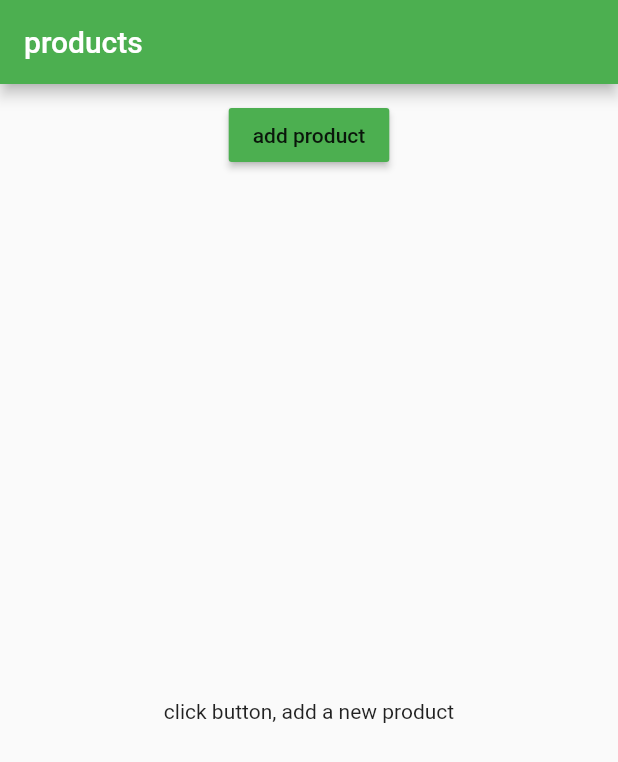
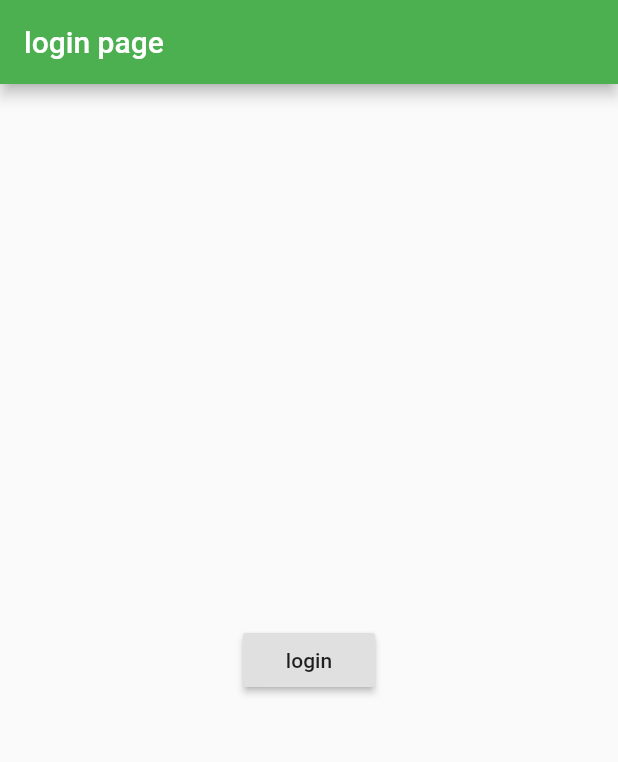
Before and after one commit to github-liuzhao/my-flutter-app-demo, a Flutter app: the screen it shows after launch, on a phone screen of 412 x 824 dp. Shown: the top 762 px of the screen. Run offline on Flutter 3.47's test engine with Material 2 defaults, Android fonts, the phone set to English and light mode, and no system bars.

Commit message:
multi pages & info pass

```diff
--- a/lib/main.dart
+++ b/lib/main.dart
@@ -1,6 +1,6 @@
 import 'package:flutter/material.dart';
 // import 'package:flutter/rendering.dart';
-import './pages/home.dart';
+import './pages/auth.dart';
 
 void main() {
   // debugPaintSizeEnabled = true;
@@ -14,13 +14,14 @@ class MyApp extends StatelessWidget {
   @override
   Widget build(BuildContext context) {
     return MaterialApp(
+      // MaterialApp is the wrapper for entire app
       // debugShowMaterialGrid: true,
       theme: ThemeData(
         brightness: Brightness.light,
         primaryColor: Colors.green,
         accentColor: Colors.greenAccent
       ),
-      home: HomePage()
+      home: AuthPage()
     );
   }
 }
--- /dev/null
+++ b/lib/pages/auth.dart
@@ -0,0 +1,22 @@
+import 'package:flutter/material.dart';
+import './products.dart';
+
+class AuthPage extends StatelessWidget {
+  @override
+  Widget build(BuildContext context) {
+    return Scaffold(
+      // Scaffold creates a new 'page' in you app
+      appBar: AppBar(
+        title: Text('login page'),
+      ),
+      body: Center(
+        child: RaisedButton(
+          child: Text('login'),
+          onPressed: () {
+            Navigator.pushReplacement(context, MaterialPageRoute(builder: (BuildContext context) => ProductsPage()));
+          },
+        )
+      )
+    );
+  }
+}
--- a/lib/pages/home.dart
+++ b/lib/pages/products.dart
@@ -1,10 +1,11 @@
 import 'package:flutter/material.dart';
 import '../products_manager.dart';
 
-class HomePage extends StatelessWidget {
+class ProductsPage extends StatelessWidget {
   @override
   Widget build(BuildContext context) {
     return Scaffold(
+      // Scaffold creates a new 'page' in you app
       appBar: AppBar(
         title: Text('products'),
       ),
--- a/lib/products_control.dart
+++ b/lib/products_control.dart
@@ -10,7 +10,7 @@ class ProductsControl extends StatelessWidget {
     return RaisedButton(
       color: Theme.of(context).primaryColor,
       onPressed: () {
-        _addProduct(<String, String>{'title': 'product item', 'image': 'assets/01.png'}); // 触发父组件函数
+        _addProduct(<String, String>{'title': 'product item', 'image': 'assets/01.jpg'}); // 触发父组件函数
       },
       child: Text('add product'),
     );
--- a/lib/products_manager.dart
+++ b/lib/products_manager.dart
@@ -3,7 +3,6 @@ import './products.dart';
 import './products_control.dart';
 
 class ProductsManager extends StatefulWidget {
-
   final Map<String, String> firstProduct;
   ProductsManager({this.firstProduct}) {
     print('[ProductsManager Widget] constructor');
@@ -22,7 +21,7 @@ class _ProductManagerState extends State<ProductsManager> {
   @override
   void initState() {
     print('[ProductsManager Widget] initState');
-    if(widget.firstProduct != null){
+    if (widget.firstProduct != null) {
       // 设置初始化数据， data can be passed from widget to State by useing the special 'widget' property
       _products.add(widget.firstProduct);
     }
@@ -37,7 +36,13 @@ class _ProductManagerState extends State<ProductsManager> {
 
   void _addProduct(Map<String, String> product) {
     setState(() {
-      _products.add(product); // setState触发调用build
+      _products.add(product); // setState会触发调用build
+    });
+  }
+
+  void _delProductItem(int index) {
+    setState(() {
+      _products.removeAt(index);
     });
   }
 
@@ -51,8 +56,11 @@ class _ProductManagerState extends State<ProductsManager> {
           child: ProductsControl(_addProduct)
         ), // 方法下传
         Expanded(
-          child: Products(_products),
-        ) // statelesswidget传递数据
+          child: Products(_products, delProductItem: _delProductItem),
+          // statelesswidget传递数据
+          // 一个位置参数 positoin parameters，一个命名参数 named parameters
+          // the expanded widget will take the remaining space after the the other widgets
+        ),
       ],
     );
   }
--- a/pubspec.yaml
+++ b/pubspec.yaml
@@ -38,7 +38,7 @@ flutter:
 
   # To add assets to your application, add an assets section, like this:
   assets:
-   - assets/01.png
+   - assets/01.jpg
 
   # An image asset can refer to one or more resolution-specific "variants", see
   # https://flutter.io/assets-and-images/#resolution-aware.
```
Also changed, not shown: lib/pages/product.dart (+14 -3 lines), lib/products.dart (+11 -4 lines), assets/01.jpg (added), assets/01.png (deleted), 1 other file.
